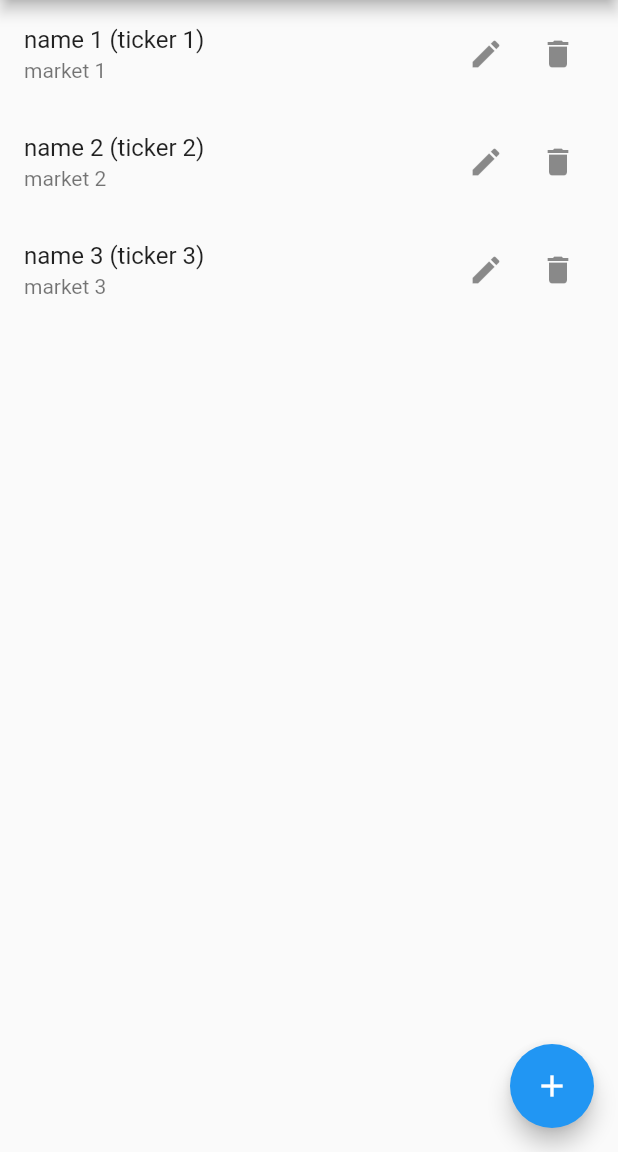
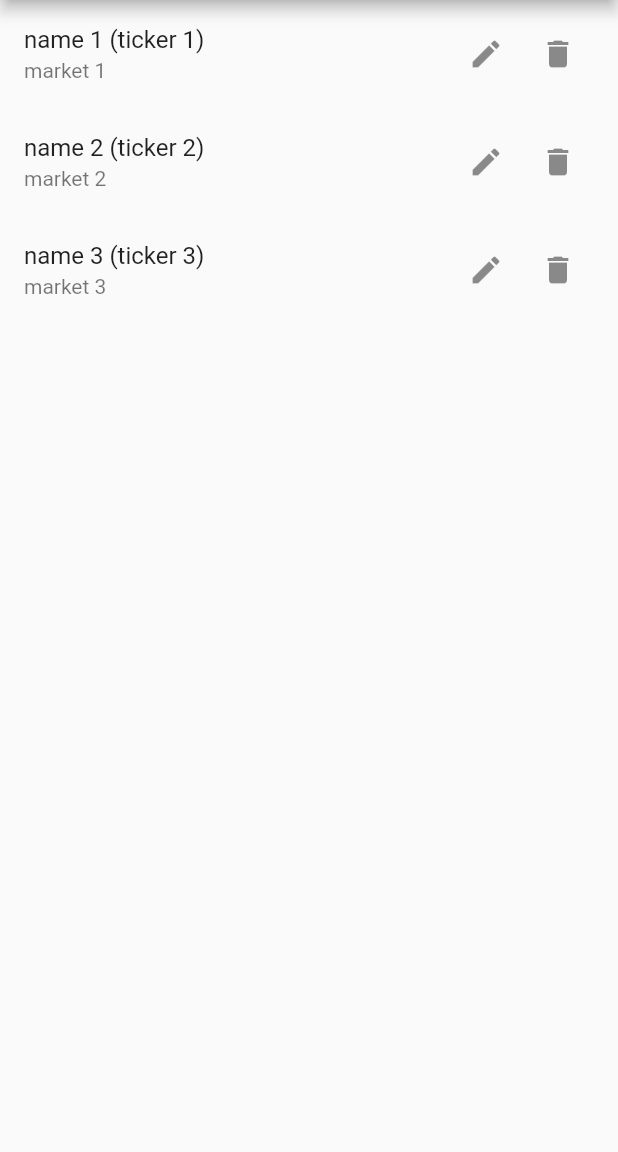
Before and after one commit to arafipro/usstockmemo, a Flutter app: the ListPage screen opened directly, on a phone screen of 412 x 824 dp, the part 84-1236 px from its top. Run offline on Flutter 3.47's test engine with Material 2 defaults, Android fonts, the phone set to English and light mode, and no system bars.

```diff
--- a/lib/views/list_page.dart
+++ b/lib/views/list_page.dart
@@ -46,10 +46,6 @@ class ListPage extends StatelessWidget {
           ]
         ),
       ),
-      floatingActionButton: FloatingActionButton(
-        child: Icon(Icons.add),
-        onPressed: () {},
-      ),
     );
   }
 }
```
Also changed, not shown: lib/views/top_page.dart (+14 -2 lines).
